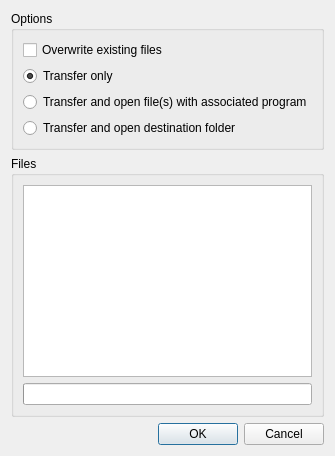
First picture: the form in plugins/filetransfer/FileTransferDialog.ui, repository veyon/veyon, before the edit.
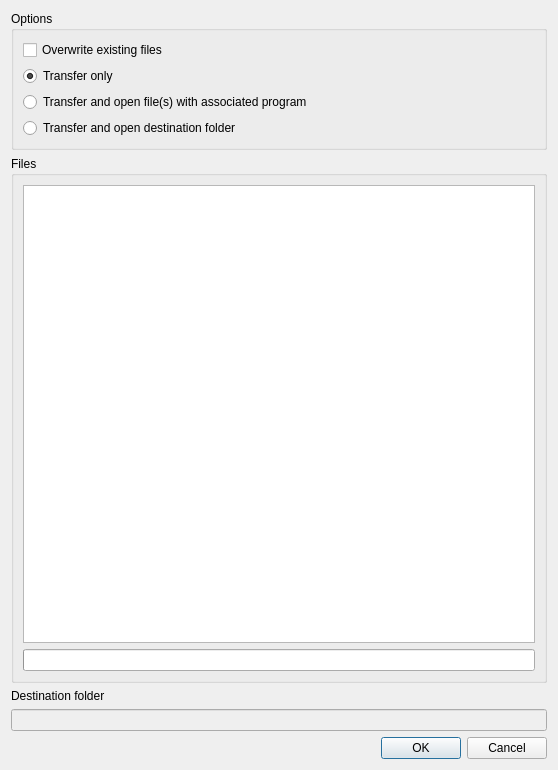
Second picture: the form after the edit. Icons and pictures are not drawn.

Commit message: Add destination folder to File transfer dialog

Diff of the .ui file:
```diff
--- a/plugins/filetransfer/FileTransferDialog.ui
+++ b/plugins/filetransfer/FileTransferDialog.ui
@@ -3,6 +3,14 @@
  <author>Tobias Junghans</author>
  <class>FileTransferDialog</class>
  <widget class="QDialog" name="FileTransferDialog">
+  <property name="geometry">
+   <rect>
+    <x>0</x>
+    <y>0</y>
+    <width>558</width>
+    <height>770</height>
+   </rect>
+  </property>
   <property name="windowTitle">
    <string>File transfer</string>
   </property>
@@ -79,6 +87,26 @@
      </layout>
     </widget>
    </item>
+   <item>
+    <widget class="QLabel" name="labelDestination">
+     <property name="text">
+      <string>Destination folder</string>
+     </property>
+    </widget>
+   </item>
+   <item>
+    <widget class="QLineEdit" name="leDestination">
+     <property name="enabled">
+      <bool>false</bool>
+     </property>
+     <property name="toolTip">
+      <string>This can be set by an admin using Veyon Configurator</string>
+     </property>
+     <property name="readOnly">
+      <bool>true</bool>
+     </property>
+    </widget>
+   </item>
    <item>
     <widget class="QDialogButtonBox" name="buttonBox">
      <property name="standardButtons">
```
The commit also changes 4 other files.
